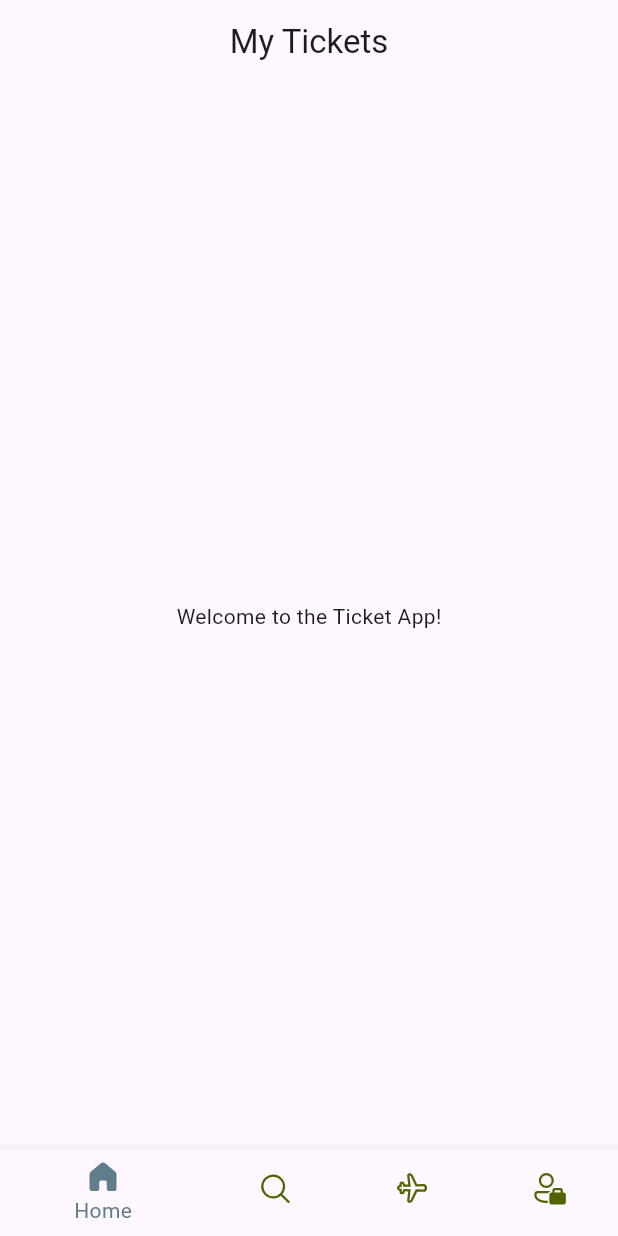
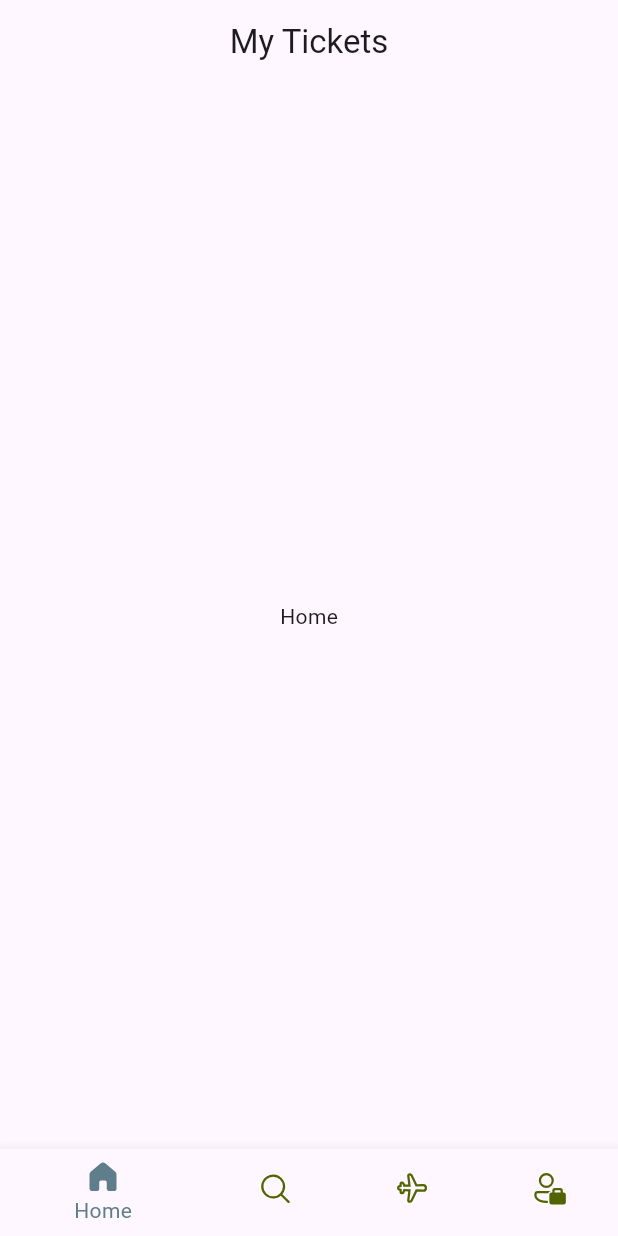
Before and after one commit to CodingWithJan-1/Flutter_App, a Flutter app: the screen it shows after launch, on a phone screen of 412 x 824 dp. Run offline on Flutter 3.47's test engine with Material 3 defaults, Android fonts, the phone set to English and light mode, and no system bars; our stand-ins replace fluentui_icons.

Commit message:
using the list to iterate the which body or icon is tappped

```diff
--- a/lib/base/bottom_nav_bar.dart
+++ b/lib/base/bottom_nav_bar.dart
@@ -9,18 +9,21 @@ class BottomNavBar extends StatefulWidget {
 }
 
 class _BottomNavBar extends State<BottomNavBar> {
+
+  // using list to iterate
   final appScreens = [
-    const Text("Home"),
-    const Text("Search"),
-    const Text("Tickets"),
-    const Text("Profile"),
+    const Center(child: Text("Home")),
+    const Center(child: Text("Search")),
+    const Center(child: Text("Tickets")),
+    const Center(child: Text("Persons")),
   ];
+
 
   @override
   Widget build(BuildContext context) {
     return Scaffold(
       appBar: AppBar(title: const Center(child: Text('My Tickets'))),
-      body: Center(child: Text('Welcome to the Ticket App!')),
+      body: appScreens[0],
       bottomNavigationBar: BottomNavigationBar(
         selectedItemColor: Colors.blueGrey,
         unselectedItemColor: const Color(0xFF526400),
--- a/lib/main.dart
+++ b/lib/main.dart
@@ -12,6 +12,7 @@ class MyApp extends StatelessWidget {
   @override
   Widget build(BuildContext context) {
     return MaterialApp(
+      debugShowCheckedModeBanner: false,
       title: 'Flutter Demo',
       theme: ThemeData(),
       home: BottomNavBar(),
```
